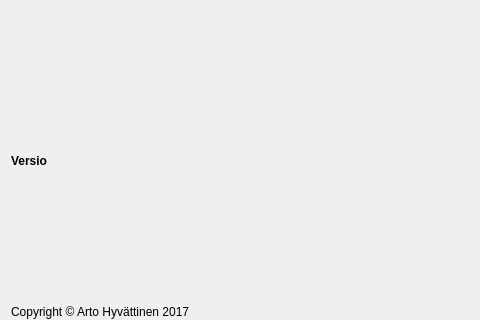
Above: kitupiikki/aloitussivu/aboutdialog.ui from artoh/kitupiikki before the change; both pictures show x 0 to 480 and y 115 to 435 of the 606 by 580 pixel window. Below: the same form after it.
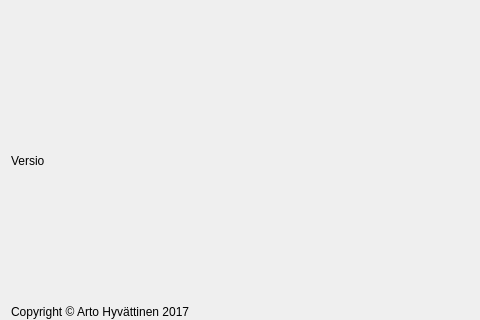
That is the form after the change. Icons and pictures are not drawn.

Commit message: Aboutlaatikossa kokoonpanopvm

```diff
--- a/kitupiikki/aloitussivu/aboutdialog.ui
+++ b/kitupiikki/aloitussivu/aboutdialog.ui
@@ -28,8 +28,8 @@
     <widget class="QLabel" name="versioLabel">
      <property name="font">
       <font>
-       <weight>75</weight>
-       <bold>true</bold>
+       <weight>50</weight>
+       <bold>false</bold>
       </font>
      </property>
      <property name="text">
```
The commit also changes 1 other file.
